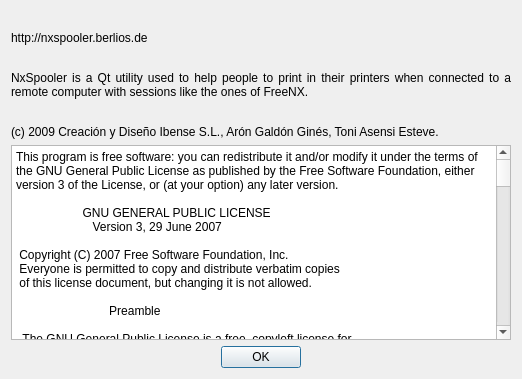
First picture: the form in trunk/aboutDialog.ui, repository BackupTheBerlios/nxspooler-svn, before the edit.
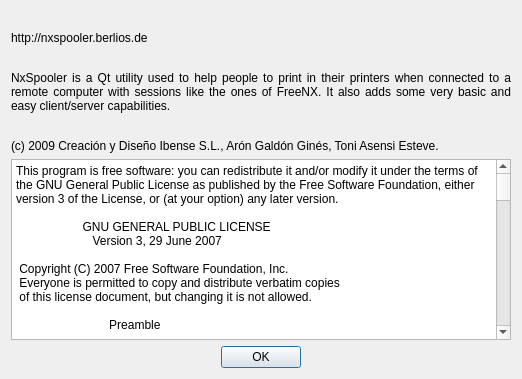
Second picture: the form after the edit. Icons and pictures are not drawn.

Commit message: Description added, minor format changes.

What changed in the file:
```diff
--- a/trunk/aboutDialog.ui
+++ b/trunk/aboutDialog.ui
@@ -26,8 +26,8 @@
    <iconset resource="nxspooler.qrc">
     <normaloff>:/img/nxspooler.png</normaloff>:/img/nxspooler.png</iconset>
   </property>
-  <layout class="QGridLayout" name="gridLayout">
-   <item row="0" column="0">
+  <layout class="QVBoxLayout" name="verticalLayout">
+   <item>
     <widget class="QLabel" name="m_app_name_and_version">
      <property name="font">
       <font>
@@ -40,21 +40,21 @@
      </property>
     </widget>
    </item>
-   <item row="1" column="0">
+   <item>
     <widget class="QLabel" name="m_address">
      <property name="text">
       <string>http://nxspooler.berlios.de</string>
      </property>
     </widget>
    </item>
-   <item row="2" column="0">
+   <item>
     <widget class="QLabel" name="label_whitespace1">
      <property name="text">
       <string notr="true"/>
      </property>
     </widget>
    </item>
-   <item row="3" column="0">
+   <item>
     <widget class="QLabel" name="m_description">
      <property name="sizePolicy">
       <sizepolicy hsizetype="Preferred" vsizetype="Fixed">
@@ -63,7 +63,7 @@
       </sizepolicy>
      </property>
      <property name="text">
-      <string>NxSpooler is a Qt utility used to help people to print in their printers when connected to a remote computer with sessions like the ones of FreeNX.</string>
+      <string>NxSpooler is a Qt utility used to help people to print in their printers when connected to a remote computer with sessions like the ones of FreeNX. It also adds some very basic and easy client/server capabilities.</string>
      </property>
      <property name="alignment">
       <set>Qt::AlignJustify|Qt::AlignVCenter</set>
@@ -73,14 +73,14 @@
      </property>
     </widget>
    </item>
-   <item row="4" column="0">
+   <item>
     <widget class="QLabel" name="label_whitespace2">
      <property name="text">
       <string notr="true"/>
      </property>
     </widget>
    </item>
-   <item row="5" column="0">
+   <item>
     <widget class="QLabel" name="m_copyright">
      <property name="sizePolicy">
       <sizepolicy hsizetype="Preferred" vsizetype="Fixed">
@@ -93,7 +93,7 @@
      </property>
     </widget>
    </item>
-   <item row="6" column="0">
+   <item>
     <widget class="QPlainTextEdit" name="m_license">
      <property name="sizePolicy">
       <sizepolicy hsizetype="MinimumExpanding" vsizetype="Expanding">
@@ -797,7 +797,7 @@
      </property>
     </widget>
    </item>
-   <item row="7" column="0">
+   <item>
     <widget class="QDialogButtonBox" name="m_buttonBox">
      <property name="orientation">
       <enum>Qt::Horizontal</enum>
```
The commit also changes 1 other file.
